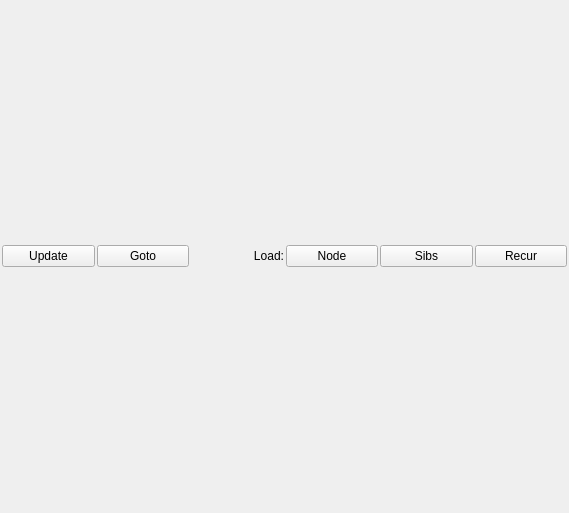
Qt form leo/plugins/GraphCanvas.ui (leo-editor/leo-editor) before a commit.
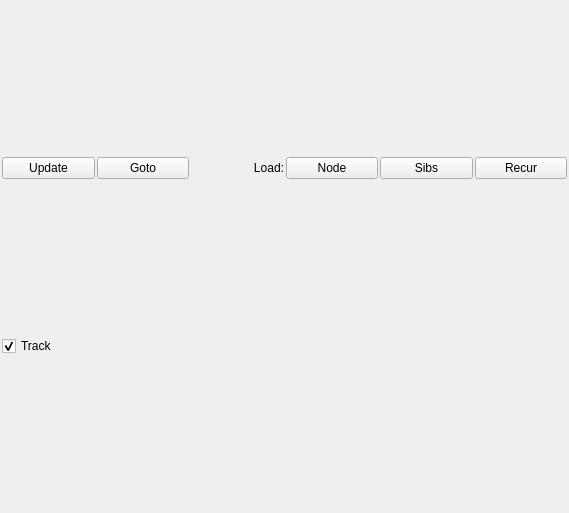
The same form after that commit.

Commit message: edge selection

```diff
--- a/leo/plugins/GraphCanvas.ui
+++ b/leo/plugins/GraphCanvas.ui
@@ -71,6 +71,20 @@
      </item>
     </layout>
    </item>
+   <item>
+    <layout class="QHBoxLayout" name="horizontalLayout_2" >
+     <item>
+      <widget class="QCheckBox" name="chkTrack" >
+       <property name="text" >
+        <string>Track</string>
+       </property>
+       <property name="checked" >
+        <bool>true</bool>
+       </property>
+      </widget>
+     </item>
+    </layout>
+   </item>
   </layout>
  </widget>
  <resources/>
```
The commit also changes 2 other files.
